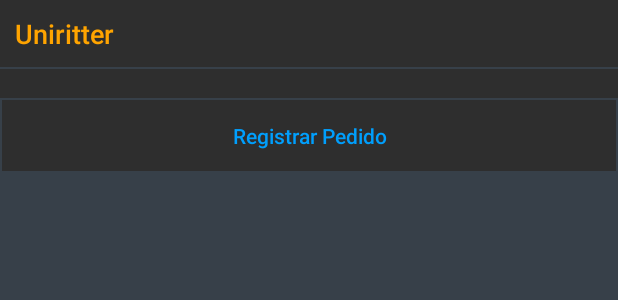
After one commit to Wottrich/your-diary, an Android app: the layout fragment_clients.xml on its own in the app's theme, with its tools: preview values and no code run, on a phone screen of 412 x 824 dp. The commit adds this screen. Shown: the top 300 px of the screen. Run offline under Robolectric (Android 15) with nearby library versions, the phone set to English and light mode, and no system bars.

Commit message:
Starting Client Screen

```diff
--- a/app/src/main/java/wottrich/github/io/yourdiary/extensions/_Date.kt
+++ b/app/src/main/java/wottrich/github/io/yourdiary/extensions/_Date.kt
@@ -19,7 +19,7 @@ fun String.getDateFrom( pattern: String): Date {
     }
 }
 
-fun Date.getString (pattern: String = "dd/MM/yyyy"): String {
+fun Date.getDateString (pattern: String = "dd/MM/yyyy"): String {
     return SimpleDateFormat(pattern, Locale("pt", "BR")).format(this)
 }
 
--- /dev/null
+++ b/app/src/main/res/drawable/shape_button_background_transparent_border_arenic.xml
@@ -0,0 +1,6 @@
+<?xml version="1.0" encoding="utf-8"?>
+<shape xmlns:android="http://schemas.android.com/apk/res/android">
+
+    <stroke android:width="1dp" android:color="@color/arenic"/>
+
+</shape>
--- a/app/src/main/res/layout/activity_main.xml
+++ b/app/src/main/res/layout/activity_main.xml
@@ -17,13 +17,16 @@
         app:layout_constraintStart_toStartOf="parent"/>
 
     <android.support.design.widget.TabLayout
+        android:visibility="visible"
         android:id="@+id/tabLayout"
         android:layout_width="0dp"
-        android:layout_height="53dp"
+        android:layout_height="58dp"
         app:layout_constraintBottom_toBottomOf="parent"
         app:layout_constraintEnd_toEndOf="parent"
         app:layout_constraintStart_toStartOf="parent"
         android:background="#535353"
+        app:tabSelectedTextColor="@color/white"
+        app:tabTextColor="@color/dark_white"
         app:tabGravity="fill"
         app:tabMode="fixed"
         app:tabIndicatorColor="@color/web_orange"
--- a/app/src/main/res/layout/dialog_spending.xml
+++ b/app/src/main/res/layout/dialog_spending.xml
@@ -6,7 +6,7 @@
     android:layout_height="match_parent"
     android:background="@color/transparent_black"
     android:fillViewport="true"
-    tools:context=".dialog.SpendingDialog">
+    tools:context=".view.dialog.SpendingDialog">
 
     <android.support.constraint.ConstraintLayout
         android:layout_width="match_parent"
--- /dev/null
+++ b/app/src/main/res/layout/fragment_clients.xml
@@ -0,0 +1,118 @@
+<?xml version="1.0" encoding="utf-8"?>
+<android.support.constraint.ConstraintLayout xmlns:android="http://schemas.android.com/apk/res/android"
+    xmlns:app="http://schemas.android.com/apk/res-auto"
+    xmlns:tools="http://schemas.android.com/tools"
+    android:layout_width="match_parent"
+    android:layout_height="match_parent"
+    android:background="@color/slight_black"
+    tools:context=".view.fragments.ClientsFragment">
+
+    <android.support.design.widget.CoordinatorLayout
+        android:layout_width="0dp"
+        android:layout_height="0dp"
+        android:animateLayoutChanges="true"
+        android:animationCache="true"
+        android:fitsSystemWindows="true"
+        app:layout_constraintBottom_toBottomOf="parent"
+        app:layout_constraintEnd_toEndOf="parent"
+        app:layout_constraintStart_toStartOf="parent"
+        app:layout_constraintTop_toTopOf="parent">
+
+        <android.support.design.widget.AppBarLayout
+            android:layout_width="match_parent"
+            android:layout_height="wrap_content"
+            android:background="@android:color/transparent"
+            android:fitsSystemWindows="true"
+            android:theme="@style/Base.ThemeOverlay.AppCompat.Dark.ActionBar">
+
+            <android.support.design.widget.CollapsingToolbarLayout
+                android:layout_width="match_parent"
+                android:layout_height="wrap_content"
+                android:fitsSystemWindows="true"
+                android:orientation="vertical"
+                app:expandedTitleMarginEnd="55dp"
+                app:expandedTitleMarginStart="55dp"
+                app:layout_scrollFlags="scroll|exitUntilCollapsed">
+
+                <android.support.constraint.ConstraintLayout
+                    android:layout_width="match_parent"
+                    android:layout_height="match_parent">
+
+                    <android.support.constraint.ConstraintLayout
+                        android:id="@+id/constHeader"
+                        android:layout_width="0dp"
+                        android:layout_height="wrap_content"
+                        android:padding="10dp"
+                        app:layout_constraintEnd_toEndOf="parent"
+                        app:layout_constraintStart_toStartOf="parent"
+                        app:layout_constraintTop_toTopOf="parent">
+
+                        <TextView
+                            style="@style/Label.WebOrange"
+                            android:layout_width="0dp"
+                            android:layout_height="wrap_content"
+                            app:layout_constraintEnd_toEndOf="parent"
+                            app:layout_constraintStart_toStartOf="parent"
+                            app:layout_constraintTop_toTopOf="parent"
+                            tools:text="Uniritter" />
+
+
+                    </android.support.constraint.ConstraintLayout>
+
+                    <View
+                        android:id="@+id/divider"
+                        style="@style/Divider"
+                        android:background="@color/arenic"
+                        app:layout_constraintEnd_toEndOf="parent"
+                        app:layout_constraintStart_toStartOf="parent"
+                        app:layout_constraintTop_toBottomOf="@id/constHeader" />
+
+                    <android.support.constraint.ConstraintLayout
+                        app:layout_constraintTop_toBottomOf="@id/divider"
+                        app:layout_constraintStart_toStartOf="parent"
+                        app:layout_constraintEnd_toEndOf="parent"
+                        android:id="@+id/constInformation"
+                        android:layout_width="0dp"
+                        android:layout_height="wrap_content">
+
+                        <TextView
+                            android:id="@+id/tvCountOrder"
+                            app:layout_constraintTop_toTopOf="parent"
+                            app:layout_constraintStart_toStartOf="parent"
+                            app:layout_constraintBottom_toBottomOf="parent"
+                            android:layout_width="0dp"
+                            android:layout_height="wrap_content" />
+
+                        <TextView
+                            android:id="@+id/tvPriceOrder"
+                            android:layout_width="0dp"
+                            android:layout_height="wrap_content" />
+
+                    </android.support.constraint.ConstraintLayout>
+
+                    <Button
+                        android:textAllCaps="false"
+                        android:text="@string/fragment_clients_register_order"
+                        app:layout_constraintTop_toBottomOf="@id/constInformation"
+                        app:layout_constraintEnd_toEndOf="parent"
+                        app:layout_constraintStart_toStartOf="parent"
+                        android:background="@drawable/shape_button_background_transparent_border_arenic"
+                        android:textColor="@color/vivid_blue"
+                        style="@style/Button"/>
+
+                </android.support.constraint.ConstraintLayout>
+
+            </android.support.design.widget.CollapsingToolbarLayout>
+
+        </android.support.design.widget.AppBarLayout>
+
+        <android.support.v7.widget.RecyclerView
+            android:layout_width="match_parent"
+            android:layout_height="match_parent"
+            android:background="@color/arenic"
+            app:layout_behavior="@string/appbar_scrolling_view_behavior"/>
+
+    </android.support.design.widget.CoordinatorLayout>
+
+
+</android.support.constraint.ConstraintLayout>
--- a/app/src/main/res/values/colors.xml
+++ b/app/src/main/res/values/colors.xml
@@ -9,6 +9,7 @@
     <color name="light_gray">#808185</color>
     <color name="blue">#41A6F1</color>
     <color name="white">#ffffff</color>
+    <color name="dark_white">#B8B8B8</color>
     <color name="transparent_black">#35000000</color>
     <color name="black">#000000</color>
     <color name="light_black">#2E2C2C</color>
```
Also changed, not shown: app/src/main/java/wottrich/github/io/yourdiary/adapter/SpendingAdapter.kt (+7 -7 lines), app/src/main/java/wottrich/github/io/yourdiary/adapter/ViewPagerAdapter.kt (+12 -4 lines), app/src/main/java/wottrich/github/io/yourdiary/dialog/SpendingDialogViewModel.kt (deleted, +0 -9 lines), app/src/main/java/wottrich/github/io/yourdiary/extensions/_Animation.kt (added, +37 -0 lines), app/src/main/java/wottrich/github/io/yourdiary/generics/BaseDialog.kt (+36 -0 lines), app/src/main/java/wottrich/github/io/yourdiary/view/activity/MainActivity.kt (+5 -2 lines), app/src/main/java/wottrich/github/io/yourdiary/view/dialog/SpendingDialog.kt (renamed from app/src/main/java/wottrich/github/io/yourdiary/dialog/SpendingDialog.kt, +7 -14 lines), app/src/main/java/wottrich/github/io/yourdiary/view/dialog/SpendingDialogViewModel.kt (added, +9 -0 lines), app/src/main/java/wottrich/github/io/yourdiary/view/fragments/ClientsFragment.kt (added, +23 -0 lines), app/src/main/java/wottrich/github/io/yourdiary/view/fragments/SpendingFragment.kt (+9 -13 lines), app/src/main/res/drawable/shape_button_yellow.xml (added, +7 -0 lines), app/src/main/res/values/strings.xml (+13 -6 lines), app/src/main/res/values/styles.xml (+21 -0 lines).
